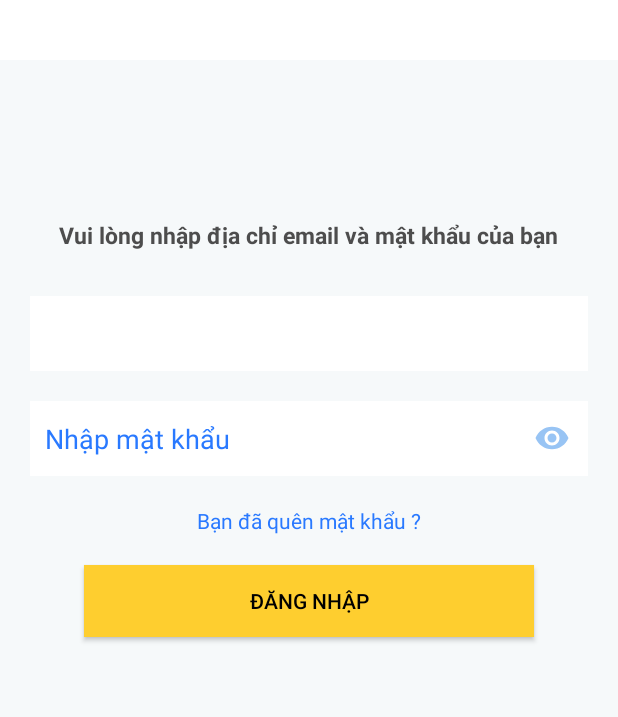
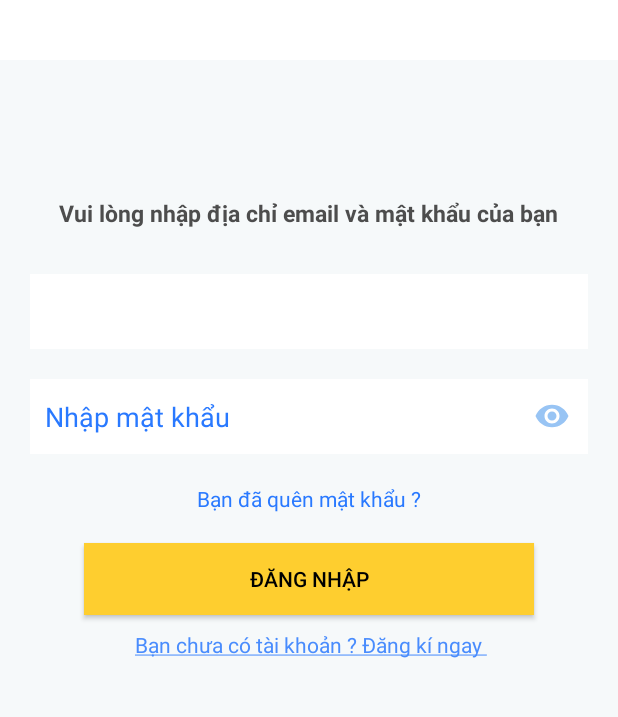
Before and after one commit to TuanKiet-GitHub/MXH_Pet, an Android app: the screen it shows after launch (LoginActivity), after a tap on "ĐĂNG NHẬP", on a phone screen of 412 x 824 dp, the part 439-1156 px from its top. Run offline under Robolectric (Android 15) with nearby library versions, the phone set to English and light mode, and no system bars; our stand-ins replace Firebase (no records; nobody signed in at launch, a user with empty details on screens opened directly), data binding.

Commit message:
completed login

```diff
--- a/app/src/main/AndroidManifest.xml
+++ b/app/src/main/AndroidManifest.xml
@@ -26,7 +26,7 @@
             android:theme="@style/Theme.Design.NoActionBar" />
         <activity
             android:name=".mode.activities.LoginActivity"
-            android:theme="@style/Theme.Design.NoActionBar" >
+            android:theme="@style/Theme.Design.NoActionBar">
             <intent-filter>
                 <action android:name="android.intent.action.MAIN" />
 
--- a/app/src/main/java/com/example/pet/mode/activities/LoginActivity.java
+++ b/app/src/main/java/com/example/pet/mode/activities/LoginActivity.java
@@ -2,6 +2,7 @@ package com.example.pet.mode.activities;
 
 import androidx.annotation.NonNull;
 import androidx.appcompat.app.AppCompatActivity;
+import androidx.databinding.DataBindingUtil;
 
 import android.content.Intent;
 import android.os.Bundle;
@@ -11,43 +12,40 @@ import android.widget.EditText;
 import android.widget.Toast;
 
 import com.example.pet.R;
+import com.example.pet.databinding.ActivityLoginBinding;
+import com.example.pet.mode.utils.Utils;
 import com.google.android.gms.tasks.OnCompleteListener;
 import com.google.android.gms.tasks.Task;
 import com.google.firebase.auth.AuthResult;
 import com.google.firebase.auth.FirebaseAuth;
 
 public class LoginActivity extends AppCompatActivity {
-    EditText edEmail, edPassWord;
-    Button btnLogin;
+
     FirebaseAuth mAuth;
+    ActivityLoginBinding loginBinding;
 
     @Override
     protected void onCreate(Bundle savedInstanceState) {
         super.onCreate(savedInstanceState);
-        setContentView(R.layout.activity_login);
+        loginBinding = DataBindingUtil.setContentView(this, R.layout.activity_login);
         mAuth = FirebaseAuth.getInstance();
-        anhXa();
-        eventLogin();
-        eventEditText();
-    }
 
-    // region Event btnLogin
-    void eventLogin() {
-        btnLogin.setOnClickListener(new View.OnClickListener() {
-            @Override
-            public void onClick(View v) {
-                String email = edEmail.getText().toString().trim();
-                String passWord = edPassWord.getText().toString().trim();
+        loginBinding.edtPassword.setOnFocusChangeListener((view, b) -> loginBinding.edtPassword.setHint(""));
+        loginBinding.edtEmail.setOnFocusChangeListener((view, b) -> loginBinding.edtEmail.setHint(""));
+
+        loginBinding.btnLogin.setOnClickListener(v -> {
+            String email = loginBinding.edtEmail.getText().toString().trim();
+            String passWord = loginBinding.edtPassword.getText().toString().trim();
 
             if (email.isEmpty()) {
                 //     Toast.makeText(Login.this, "Name " + name, Toast.LENGTH_LONG).show();
-                    Toast.makeText(LoginActivity.this, "Mật khẩu không được bỏ trống !!! " , Toast.LENGTH_LONG).show();
-                    edEmail.requestFocus();
+                Toast.makeText(LoginActivity.this, "Mật khẩu không được bỏ trống !!! ", Toast.LENGTH_LONG).show();
+                loginBinding.edtEmail.requestFocus();
                 return;
             }
             if (passWord.isEmpty()) {
-                    Toast.makeText(LoginActivity.this, "Mật khẩu không được bỏ trống !!! " , Toast.LENGTH_LONG).show();
-                    edPassWord.requestFocus();
+                Toast.makeText(LoginActivity.this, "Mật khẩu không được bỏ trống !!! ", Toast.LENGTH_LONG).show();
+                loginBinding.edtPassword.requestFocus();
                 return;
             }
             mAuth.signInWithEmailAndPassword(email, passWord).addOnCompleteListener(new OnCompleteListener<AuthResult>() {
@@ -61,37 +59,14 @@ public class LoginActivity extends AppCompatActivity {
                     }
                 }
             });
+        });
+
+        loginBinding.tvRegister.setOnClickListener(v->{
+            startActivity(new Intent(LoginActivity.this, RegistrationActivity.class));
+        });
+
+        loginBinding.layout.setOnClickListener(v -> Utils.hideSoftKeyboard(LoginActivity.this));
     }
-        });
+
+
 }
-    // endregion
-
-    // region    Sự kiện editText
-
-    void eventEditText() {
-        edPassWord.setOnFocusChangeListener(new View.OnFocusChangeListener() {
-            @Override
-            public void onFocusChange(View view, boolean b) {
-                edPassWord.setHint("");
-            }
-        });
-        edEmail.setOnFocusChangeListener(new View.OnFocusChangeListener() {
-            @Override
-            public void onFocusChange(View view, boolean b) {
-                edEmail.setHint("");
-            }
-        });
-    }
-    // endregion
-
-    //region ANH XẠ
-    void anhXa() {
-        btnLogin = findViewById(R.id.btnDangNhap);
-        edEmail = findViewById(R.id.edEmail);
-        //   edTen.setInputType(InputType.TYPE_CLASS_TEXT | InputType.TYPE_TEXT_VARIATION_EMAIL_ADDRESS);
-        edPassWord = findViewById(R.id.edMk);
-//        edMk.setInputType(InputType.TYPE_CLASS_TEXT |
-//                InputType.TYPE_TEXT_VARIATION_PASSWORD);
-    }
-    // endregion
-}
--- a/app/src/main/res/layout/activity_login.xml
+++ b/app/src/main/res/layout/activity_login.xml
@@ -1,4 +1,5 @@
 <?xml version="1.0" encoding="utf-8"?>
+<layout>
     <LinearLayout
         xmlns:android="http://schemas.android.com/apk/res/android"
         xmlns:app="http://schemas.android.com/apk/res-auto"
@@ -8,6 +9,8 @@
         android:orientation="vertical"
         android:background="@color/white"
         android:gravity="center"
+        android:clickable="true"
+        android:id="@+id/layout"
         tools:context=".mode.activities.LoginActivity">
         <LinearLayout
             android:layout_width="wrap_content"
@@ -53,7 +56,7 @@
                 android:textStyle="bold" />
 
             <EditText
-            android:id="@+id/edEmail"
+                android:id="@+id/edt_email"
                 android:layout_width="match_parent"
                 android:layout_height="50dp"
                 android:layout_marginStart="20dp"
@@ -74,7 +77,7 @@
                 app:passwordToggleTint="@color/blue">
 
                 <EditText
-                android:id="@+id/edMk"
+                    android:id="@+id/edt_password"
                     android:layout_width="match_parent"
                     android:layout_height="50dp"
                     android:layout_marginStart="20dp"
@@ -91,11 +94,11 @@
                 android:layout_width="wrap_content"
                 android:layout_height="wrap_content"
                 android:layout_marginTop="20dp"
-            android:text="@string/forgotFassWord"
+                android:text="@string/forgot_password"
                 android:textColor="@color/blue_text" />
 
             <Button
-            android:id="@+id/btnDangNhap"
+                android:id="@+id/btn_login"
                 android:layout_width="wrap_content"
                 android:layout_height="wrap_content"
                 android:layout_marginTop="20dp"
@@ -103,8 +106,18 @@
                 android:text="@string/Login"
                 android:backgroundTint="@color/yellowmain"
                 android:textColor="@color/black" />
+
+            <TextView
+                android:layout_width="wrap_content"
+                android:layout_height="wrap_content"
+                android:text="@string/registration"
+                android:textColor="@color/link_text"
+                android:layout_marginTop="10dp"
+                android:id="@+id/tv_register"
+               />
         </LinearLayout>
 
 
 
     </LinearLayout>
+</layout>
--- a/app/src/main/res/layout/activity_registration.xml
+++ b/app/src/main/res/layout/activity_registration.xml
@@ -135,7 +135,7 @@
             android:textColor="@color/blue"
             android:layout_marginTop="20dp"
             android:layout_width="wrap_content"
-            android:text="@string/haveAccount"
+            android:text="@string/have_account"
             android:layout_height="wrap_content"/>
 
     </LinearLayout>
--- a/app/src/main/res/values/colors.xml
+++ b/app/src/main/res/values/colors.xml
@@ -27,4 +27,5 @@
     <color name="yellowmain">#FECE2F</color>
     <color name="yellowmain2">#FFDD78</color>
     <color name="blue_text">#2979FF</color>
+    <color name="link_text">#498CFD</color>
 </resources>
--- a/app/src/main/res/values/strings.xml
+++ b/app/src/main/res/values/strings.xml
@@ -5,18 +5,20 @@
     <string name="name">Nhập họ và tên của bạn</string>
     <string name="password">Nhập mật khẩu</string>
     <string name="password2">Nhập lại mật khẩu</string>
-    <string name="forgotFassWord">Bạn đã quên mật khẩu ?</string>
+    <string name="forgot_password">Bạn đã quên mật khẩu ?</string>
     <string name="Login">Đăng nhập</string>
     <string name="send">Gửi</string>
     <string name="next">Tiếp theo</string>
     <string name="verification">Vui lòng nhập mã xác nhận</string>
     <string name="codeSMS">Mã SMS là bắt buộc để xác minh danh tính của bạn</string>
-    <string name="ImportSDT">Vui lòng nhập số điện thoại của bạn</string>
-    <string name="combackImportSDT"> Quay lại trang nhập số điện thoại</string>
-    <string name="haveAccount"> Tôi đã có tài khoản ! Đăng nhập </string>
-    <string name="registration"> Bạn chưa có tài khoản ? Đăng kí ngay </string>
-    <string name="checkPass"> Mật khẩu nhập lại không trùng xin vui lòng kiểm tra lại !!! </string>
-    <string name="importSMS"> Vui lòng nhập mã SMS bên dưới !!! </string>
+    <string name="enter_phone_number">Vui lòng nhập số điện thoại của bạn</string>
+    <string name="have_account"> Tôi đã có tài khoản ! Đăng nhập </string>
+    <string name="registration"> <u>Bạn chưa có tài khoản ? Đăng kí ngay </u></string>
+    <string name="check_password"> Mật khẩu nhập lại không trùng xin vui lòng kiểm tra lại !!! </string>
+
+
+
+
     <!-- TODO: Remove or change this placeholder text -->
     <string name="hello_blank_fragment">Hello blank fragment</string>
 
```
Lines whose indentation alone changed are shown as unchanged.
